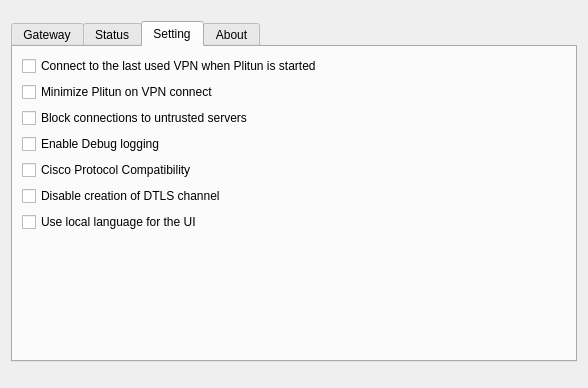
The window that src/plitun.ui (lishirens/plitun-client) describes before a commit, drawn with Qt 5.
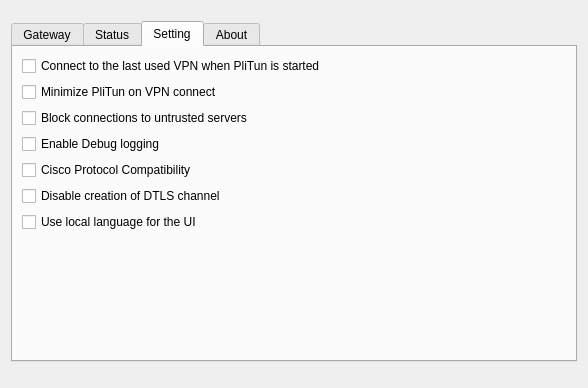
The same window after the commit. The open tabs and pages were chosen to show the change. Icons and pictures are not drawn. Custom widgets are drawn as their Qt base class.

Patch:
```diff
--- a/src/plitun.ui
+++ b/src/plitun.ui
@@ -550,14 +550,14 @@
          <item>
           <widget class="QCheckBox" name="checkBoxAutoLogin">
            <property name="text">
-            <string>Connect to the last used VPN when Plitun is started</string>
+            <string>Connect to the last used VPN when PliTun is started</string>
            </property>
           </widget>
          </item>
          <item>
           <widget class="QCheckBox" name="checkBoxMinimize">
            <property name="text">
-            <string>Minimize Plitun on VPN connect</string>
+            <string>Minimize PliTun on VPN connect</string>
            </property>
           </widget>
          </item>
```
Left out of the diff: 6 changed lines with no effect on the pictures.
